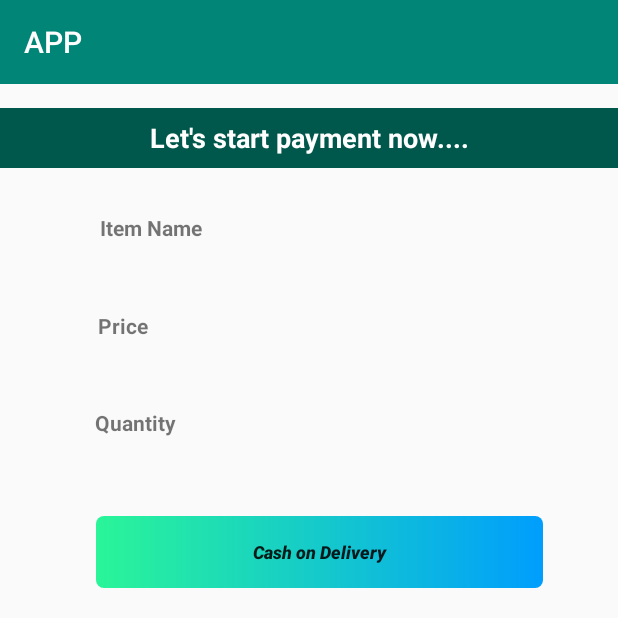
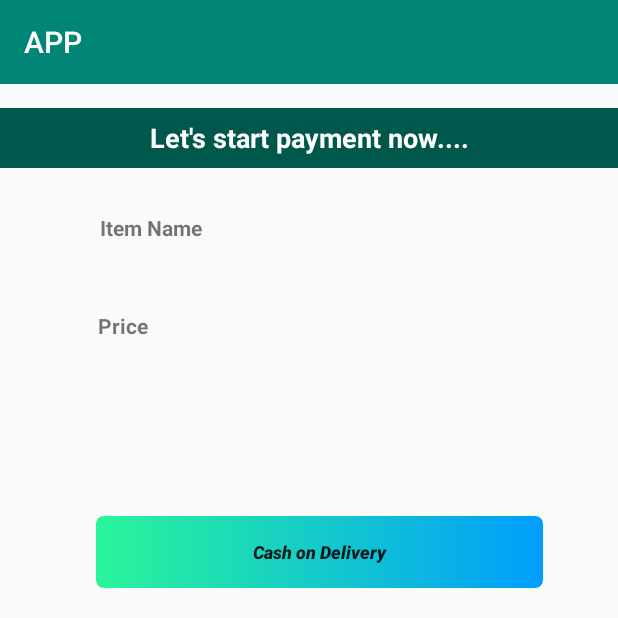
Before and after one commit to vidushaNasome/APP, an Android app: the checkout screen opened directly, with no data from a screen before it, after a tap on "Payment", on a phone screen of 412 x 824 dp, the top half of it. Run offline under Robolectric (Android 15) with nearby library versions, the light colour scheme and no system bars.

Commit message:
final payment

```diff
--- a/app/src/main/java/com/example/app/MainActivity_Oshani.java
+++ b/app/src/main/java/com/example/app/MainActivity_Oshani.java
@@ -22,8 +22,8 @@ public class MainActivity_Oshani extends AppCompatActivity {
 
     Button btnPlus,payment;
     Button btnQunt;
-     TextView name3;
-     TextView price3;
+    TextView name3;
+    TextView price3;
     TextView txt1;
     public String name1;
     public String price1;
@@ -134,7 +134,5 @@ public class MainActivity_Oshani extends AppCompatActivity {
             }
         });
     }
-    private void display(){
 
-    }
 }
--- a/app/src/main/java/com/example/app/Payment.java
+++ b/app/src/main/java/com/example/app/Payment.java
@@ -27,16 +27,15 @@ public class Payment extends AppCompatActivity {
 
         name8=(TextView)findViewById(R.id.nameid8);
         price8=(TextView)findViewById(R.id.priceid8);
-        qunt8=(TextView)findViewById(R.id.quntid8);
+
 
         Intent i=getIntent();
         name9=i.getStringExtra("msg11");
         price9=i.getStringExtra("msg22");
-        qunt9=i.getStringExtra("msg33");
+
 
         name8.setText(name9);
         price8.setText(price9);
-        qunt8.setText(qunt9);
 
     }
 
@@ -49,7 +48,6 @@ public class Payment extends AppCompatActivity {
                 Intent intent1=new Intent(Payment.this,CashDelivery.class);
                 intent1.putExtra("msg11", name8.getText().toString());
                 intent1.putExtra("msg22", price8.getText().toString());
-                intent1.putExtra("msg33", qunt8.getText().toString());
                 startActivity(intent1);
             }
         });
--- a/app/src/main/java/com/example/app/checkout.java
+++ b/app/src/main/java/com/example/app/checkout.java
@@ -12,6 +12,9 @@ public class checkout extends AppCompatActivity {
     TextView list;
     Button btnAdd;
     Button btnpayment;
+    String name9;
+    String price9;
+    public String quntity9;
 
     @Override
     protected void onCreate(Bundle savedInstanceState) {
@@ -23,11 +26,13 @@ public class checkout extends AppCompatActivity {
 
         btnAdd=findViewById(R.id.btnAdd);
 
+
+        Intent i=getIntent();
+        name9=i.getStringExtra("msg11");
+        price9=i.getStringExtra("msg22");
+        quntity9=i.getStringExtra("msg33");
+
         list.setText("Item Name:"+getIntent().getStringExtra("msg11")+"\n"+"Price:Rs"+getIntent().getStringExtra("msg22")+".00"+"\n"+getIntent().getStringExtra("msg33"));
-
-        int total=0;
-
-
 
     }
 
@@ -38,7 +43,9 @@ public class checkout extends AppCompatActivity {
             @Override
             public void onClick(View view) {
                 Intent i=new Intent(checkout.this,Payment.class);
-                int subTot;
+                i.putExtra("msg11", name9);
+                i.putExtra("msg22", price9);
+                i.putExtra("msg33",quntity9);
                 startActivity(i);
             }
         });
--- a/app/src/main/res/layout/activity_cash_delivery.xml
+++ b/app/src/main/res/layout/activity_cash_delivery.xml
@@ -191,10 +191,11 @@
         android:layout_marginBottom="10dp"
         android:background="@drawable/custom_button"
         android:gravity="center"
-        android:onClick="customDialog"
+        android:onClick="customiseDialog"
         android:text="Customise"
         android:textAllCaps="false"
         android:textColor="#FFFFFF"
         android:textSize="20sp"
-        android:textStyle="bold" />
+        android:textStyle="bold"
+         />
 </RelativeLayout>
--- a/app/src/main/res/layout/payment_activity.xml
+++ b/app/src/main/res/layout/payment_activity.xml
@@ -46,18 +46,6 @@
         android:gravity="center" />
 
     <TextView
-        android:id="@+id/quntid8"
-        android:layout_width="174dp"
-        android:layout_height="41dp"
-        android:layout_below="@+id/priceid8"
-        android:layout_alignParentEnd="true"
-        android:layout_alignParentRight="true"
-        android:layout_marginTop="21dp"
-        android:layout_marginEnd="20dp"
-        android:layout_marginRight="21dp"
-        android:gravity="center" />
-
-    <TextView
         android:id="@+id/txtItName"
         android:layout_width="127dp"
         android:layout_height="39dp"
@@ -81,18 +69,6 @@
         android:foregroundGravity="right"
         android:gravity="fill_horizontal"
         android:text="Price"
-        android:textAllCaps="false"
-        android:textStyle="bold" />
-
-    <TextView
-        android:layout_width="127dp"
-        android:layout_height="39dp"
-        android:layout_below="@+id/txtpricet"
-        android:layout_marginTop="25dp"
-        android:layout_marginRight="27dp"
-        android:layout_toLeftOf="@+id/quntid8"
-        android:gravity="fill_horizontal"
-        android:text="Quantity"
         android:textAllCaps="false"
         android:textStyle="bold" />
 
```
Also changed, not shown: app/src/main/java/com/example/app/CashDelivery.java (+67 -13 lines), app/src/main/java/com/example/app/CreditCard.java (added, +23 -0 lines), app/src/main/res/layout/activity_checkout.xml (+0 -9 lines).
